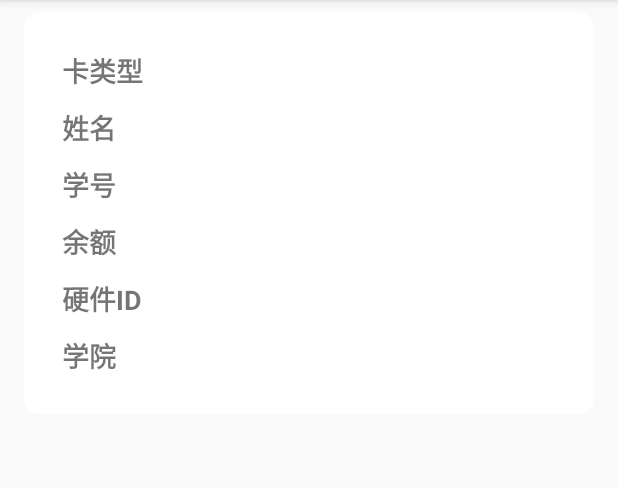
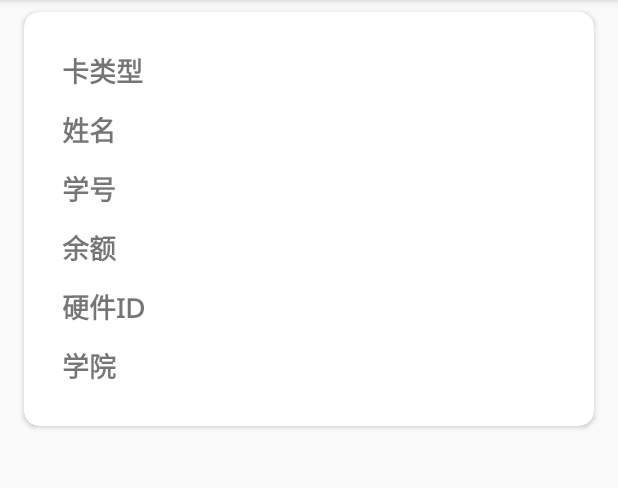
Before and after one commit to liuyanyi/NeuCardReader, an Android app: the screen it shows after launch (MainActivity), on a phone screen of 412 x 824 dp, the part 84-572 px from its top. Run offline under Robolectric (Android 15) with nearby library versions, the phone set to English and light mode, and no system bars.

Commit message:
Add new font

```diff
--- a/app/src/main/res/layout/activity_main.xml
+++ b/app/src/main/res/layout/activity_main.xml
@@ -38,6 +38,7 @@
                     android:id="@+id/title"
                     android:layout_width="match_parent"
                     android:layout_height="wrap_content"
+                    android:fontFamily="@font/noto_sans"
                     android:padding="5sp"
                     android:text="卡类型"
                     android:textSize="18sp"
@@ -47,6 +48,7 @@
                     android:id="@+id/nametitle"
                     android:layout_width="match_parent"
                     android:layout_height="wrap_content"
+                    android:fontFamily="@font/noto_sans"
                     android:padding="5sp"
                     android:text="姓名"
                     android:textSize="18sp"
@@ -56,6 +58,7 @@
                     android:id="@+id/idtitle"
                     android:layout_width="match_parent"
                     android:layout_height="wrap_content"
+                    android:fontFamily="@font/noto_sans"
                     android:padding="5sp"
                     android:text="学号"
                     android:textSize="18sp"
@@ -65,6 +68,7 @@
                     android:id="@+id/balancetitle"
                     android:layout_width="match_parent"
                     android:layout_height="wrap_content"
+                    android:fontFamily="@font/noto_sans"
                     android:padding="5sp"
                     android:text="余额"
                     android:textSize="18sp"
@@ -74,6 +78,7 @@
                     android:id="@+id/hardwaretitle"
                     android:layout_width="match_parent"
                     android:layout_height="wrap_content"
+                    android:fontFamily="@font/noto_sans"
                     android:padding="5sp"
                     android:text="硬件ID"
                     android:textSize="18sp"
@@ -87,6 +92,7 @@
                     android:id="@+id/depttitle"
                     android:layout_width="match_parent"
                     android:layout_height="wrap_content"
+                    android:fontFamily="@font/noto_sans"
                     android:padding="5sp"
                     android:text="学院"
                     android:textSize="18sp"
@@ -111,41 +117,41 @@
                     android:id="@+id/isNewcapec"
                     android:layout_width="match_parent"
                     android:layout_height="wrap_content"
+                    android:fontFamily="@font/noto_sans"
                     android:padding="5sp"
-                    android:textSize="18sp"
-                    android:textStyle="bold" />
+                    android:textSize="18sp" />
 
                 <TextView
                     android:id="@+id/Name"
                     android:layout_width="match_parent"
                     android:layout_height="wrap_content"
+                    android:fontFamily="@font/noto_sans"
                     android:padding="5sp"
-                    android:textSize="18sp"
-                    android:textStyle="bold" />
+                    android:textSize="18sp" />
 
                 <TextView
                     android:id="@+id/Id"
                     android:layout_width="match_parent"
                     android:layout_height="wrap_content"
+                    android:fontFamily="@font/noto_sans"
                     android:padding="5sp"
-                    android:textSize="18sp"
-                    android:textStyle="bold" />
+                    android:textSize="18sp" />
 
                 <TextView
                     android:id="@+id/Balance"
                     android:layout_width="match_parent"
                     android:layout_height="wrap_content"
+                    android:fontFamily="@font/noto_sans"
                     android:padding="5sp"
-                    android:textSize="18sp"
-                    android:textStyle="bold" />
+                    android:textSize="18sp" />
 
                 <TextView
                     android:id="@+id/Hardware"
                     android:layout_width="match_parent"
                     android:layout_height="wrap_content"
+                    android:fontFamily="@font/noto_sans"
                     android:padding="5sp"
                     android:textSize="18sp"
-                    android:textStyle="bold"
                     app:layout_constraintBottom_toBottomOf="parent"
                     app:layout_constraintLeft_toLeftOf="parent"
                     app:layout_constraintRight_toRightOf="parent"
@@ -155,9 +161,9 @@
                     android:id="@+id/Dept"
                     android:layout_width="match_parent"
                     android:layout_height="wrap_content"
+                    android:fontFamily="@font/noto_sans"
                     android:padding="5sp"
                     android:textSize="18sp"
-                    android:textStyle="bold"
                     app:layout_constraintBottom_toBottomOf="parent"
                     app:layout_constraintLeft_toLeftOf="parent"
                     app:layout_constraintRight_toRightOf="parent"
```
Also changed, not shown: app/src/main/res/font/noto_sans.ttf (added).
